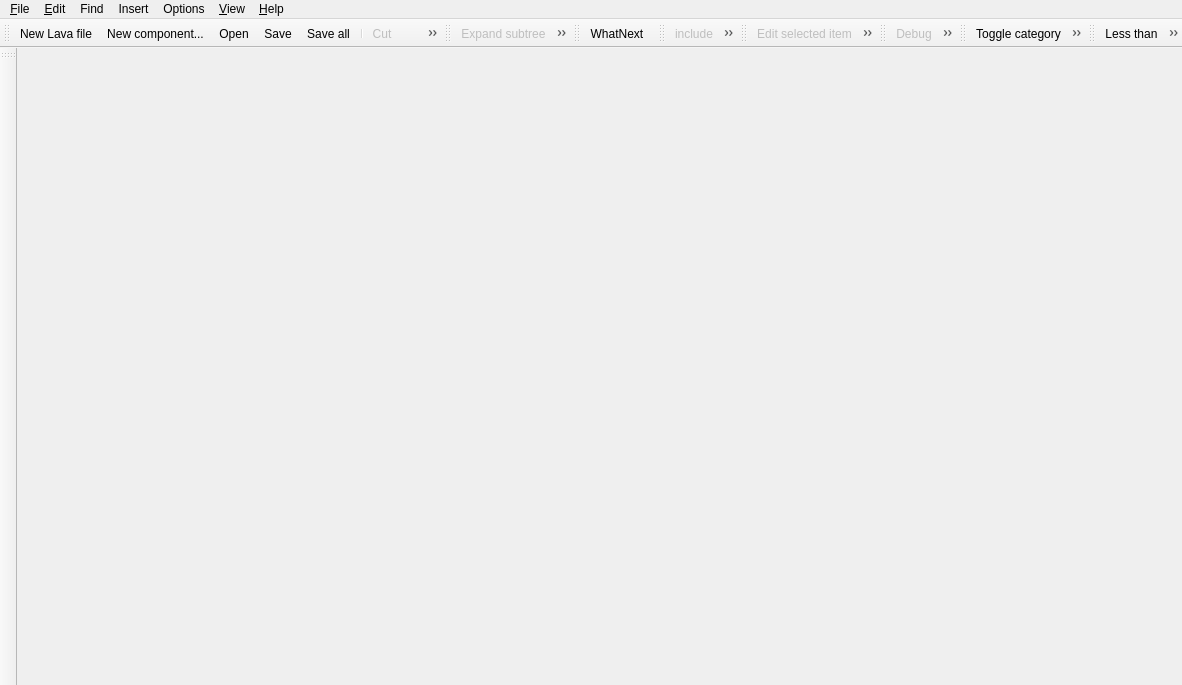
Old version of the form lavape/src/LavaPE_UI/cmainframe.ui in the repository berkus/lavape.
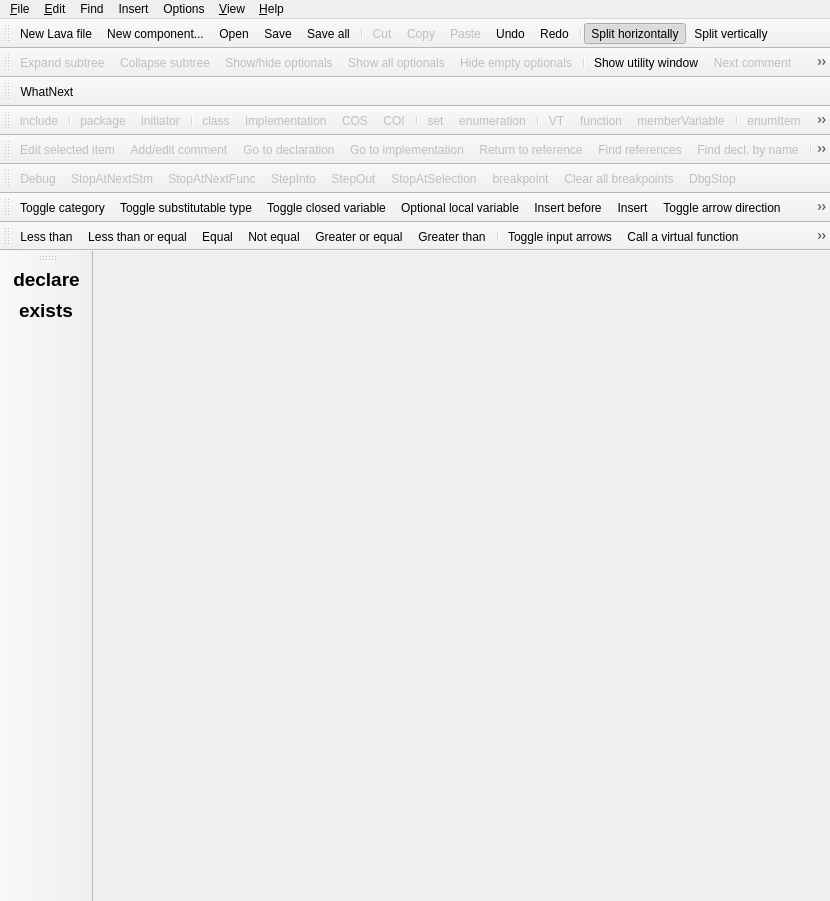
New version of the form. Icons and pictures are not drawn.

Commit message: kwd toolbar

Patch:
```diff
--- a/lavape/src/LavaPE_UI/cmainframe.ui
+++ b/lavape/src/LavaPE_UI/cmainframe.ui
@@ -6,8 +6,8 @@
    <rect>
     <x>0</x>
     <y>0</y>
-    <width>1182</width>
-    <height>685</height>
+    <width>830</width>
+    <height>901</height>
    </rect>
   </property>
   <property name="windowTitle">
@@ -37,7 +37,7 @@
     <enum>TopToolBarArea</enum>
    </attribute>
    <attribute name="toolBarBreak">
-    <bool>false</bool>
+    <bool>true</bool>
    </attribute>
    <addaction name="fileNewAction"/>
    <addaction name="newCompoAction"/>
@@ -71,7 +71,7 @@
     <enum>TopToolBarArea</enum>
    </attribute>
    <attribute name="toolBarBreak">
-    <bool>false</bool>
+    <bool>true</bool>
    </attribute>
    <addaction name="expandAction"/>
    <addaction name="collapseAction"/>
@@ -104,7 +104,7 @@
     <enum>TopToolBarArea</enum>
    </attribute>
    <attribute name="toolBarBreak">
-    <bool>false</bool>
+    <bool>true</bool>
    </attribute>
    <addaction name="whatNextAction"/>
   </widget>
@@ -125,7 +125,7 @@
     <enum>TopToolBarArea</enum>
    </attribute>
    <attribute name="toolBarBreak">
-    <bool>false</bool>
+    <bool>true</bool>
    </attribute>
    <addaction name="newIncludeAction"/>
    <addaction name="separator"/>
@@ -164,7 +164,7 @@
     <enum>TopToolBarArea</enum>
    </attribute>
    <attribute name="toolBarBreak">
-    <bool>false</bool>
+    <bool>true</bool>
    </attribute>
    <addaction name="editSelItemAction"/>
    <addaction name="editCommentAction"/>
@@ -212,7 +212,7 @@
     <enum>TopToolBarArea</enum>
    </attribute>
    <attribute name="toolBarBreak">
-    <bool>false</bool>
+    <bool>true</bool>
    </attribute>
    <addaction name="DbgAction"/>
    <addaction name="DbgStepNextAct"/>
@@ -241,7 +241,7 @@
     <enum>TopToolBarArea</enum>
    </attribute>
    <attribute name="toolBarBreak">
-    <bool>false</bool>
+    <bool>true</bool>
    </attribute>
    <addaction name="toggleCategoryAction"/>
    <addaction name="toggleSubstTypeAction"/>
@@ -250,7 +250,6 @@
    <addaction name="insertBeforeAction"/>
    <addaction name="execInsAction"/>
    <addaction name="toggleArrowsAction"/>
-   <addaction name="toggleInputArrowsAction"/>
    <addaction name="parmNameAction"/>
    <addaction name="conflictingAssigAction"/>
    <addaction name="newLineAction"/>
@@ -274,7 +273,7 @@
     <enum>TopToolBarArea</enum>
    </attribute>
    <attribute name="toolBarBreak">
-    <bool>false</bool>
+    <bool>true</bool>
    </attribute>
    <addaction name="lessThanAction"/>
    <addaction name="lessEqualAction"/>
@@ -283,6 +282,7 @@
    <addaction name="greaterEqualAction"/>
    <addaction name="greaterThanAction"/>
    <addaction name="separator"/>
+   <addaction name="toggleInputArrowsAction"/>
    <addaction name="functionCallAction"/>
    <addaction name="staticCallAction"/>
    <addaction name="trueAction"/>
@@ -306,6 +306,13 @@
    <addaction name="ordAction"/>
   </widget>
   <widget class="QToolBar" name="Toolbar_7">
+   <property name="font">
+    <font>
+     <pointsize>14</pointsize>
+     <weight>75</weight>
+     <bold>true</bold>
+    </font>
+   </property>
    <property name="windowTitle">
     <string>Keyword toolbar</string>
    </property>
@@ -322,15 +329,17 @@
     <enum>LeftToolBarArea</enum>
    </attribute>
    <attribute name="toolBarBreak">
-    <bool>false</bool>
+    <bool>true</bool>
    </attribute>
+   <addaction name="actionDeclare"/>
+   <addaction name="actionExists"/>
   </widget>
   <widget class="QMenuBar" name="menubar">
    <property name="geometry">
     <rect>
      <x>0</x>
      <y>0</y>
-     <width>1182</width>
+     <width>830</width>
      <height>22</height>
     </rect>
    </property>
@@ -2859,6 +2868,42 @@
     <string>Show formal parameter names in function calls</string>
    </property>
   </action>
+  <action name="actionDeclare">
+   <property name="text">
+    <string>declare</string>
+   </property>
+   <property name="toolTip">
+    <string>Declare local variables: &quot;d&quot;</string>
+   </property>
+   <property name="statusTip">
+    <string>Declare local variables: &quot;d&quot;</string>
+   </property>
+   <property name="whatsThis">
+    <string>&lt;a href=&quot;Declare.htm&quot;&gt;declare&lt;/a&gt; local variables</string>
+   </property>
+  </action>
+  <action name="actionExists">
+   <property name="text">
+    <string>exists</string>
+   </property>
+   <property name="toolTip">
+    <string>Existential quantifier: &quot;e&quot;</string>
+   </property>
+   <property name="statusTip">
+    <string>Existential quantifier: &quot;e&quot;</string>
+   </property>
+   <property name="whatsThis">
+    <string>&lt;a href=&quot;Exists.htm&quot;&gt;Existential quantifier&lt;/a&gt; ranging 
+over a finite set</string>
+   </property>
+   <property name="font">
+    <font>
+     <pointsize>14</pointsize>
+     <weight>75</weight>
+     <bold>true</bold>
+    </font>
+   </property>
+  </action>
  </widget>
  <layoutdefault spacing="6" margin="11"/>
  <resources>
```
The commit also changes 2 other files.
